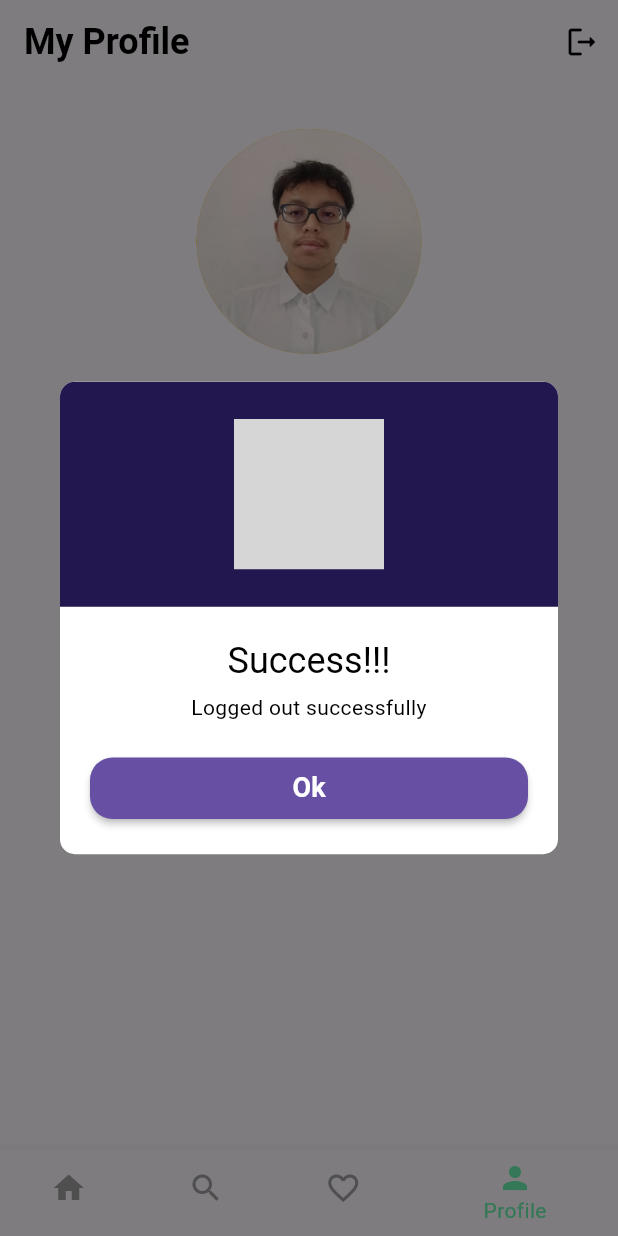
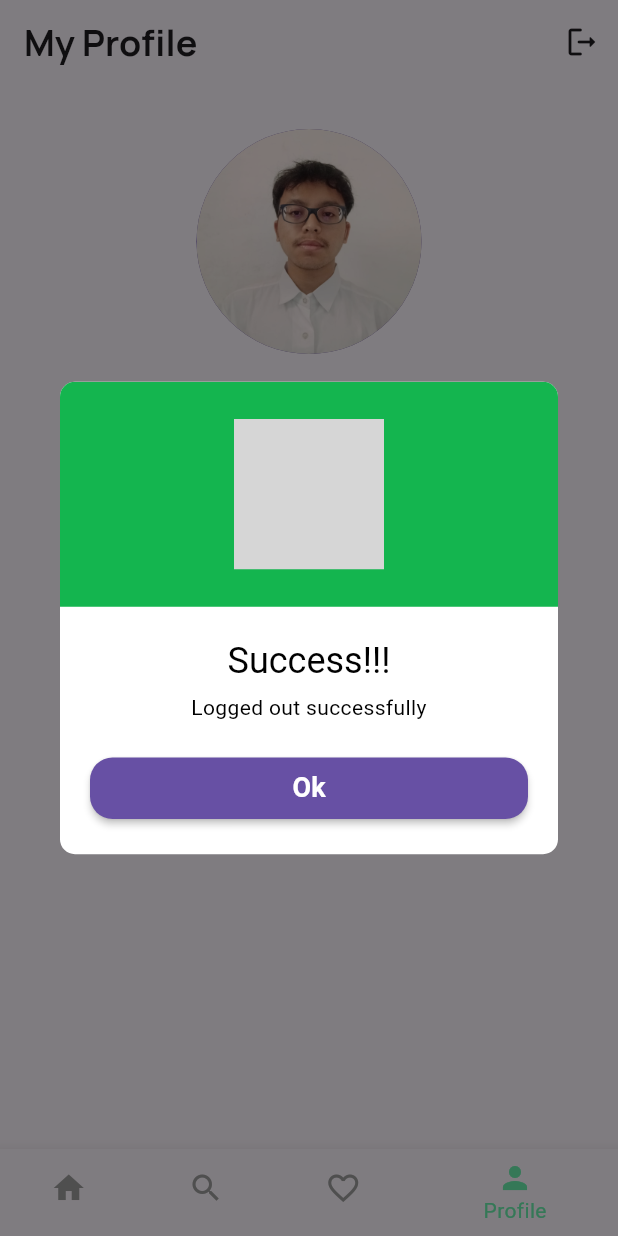
Before and after one commit to Adyatmaa/food-app-new, a Flutter app: the screen it shows once a user with an empty profile is signed in, item 4 of the bottom bar chosen, after a tap on the "logout" icon, on a phone screen of 412 x 824 dp. Run offline on Flutter 3.47's test engine with Material 3 defaults, Android fonts, the phone set to English and light mode, and no system bars; our stand-ins replace cool_alert, firebase_auth, firebase_core, flutter_feather_icons, flutter_local_notifications, google_fonts and 5 more; missing offline and left inert: dart:ffi; accounts and stored records are empty; network calls fail; grey boxes are pictures that could not be loaded.

Commit message:
updating darkmode

```diff
--- a/lib/view/Registration.dart
+++ b/lib/view/Registration.dart
@@ -112,7 +112,7 @@ class _RegistrationPageState extends State<RegistrationPage> {
       appBar: AppBar(
         backgroundColor: Colors.transparent,
         elevation: 0,
-        title: Text('Register',style: GoogleFonts.poppins(fontWeight: FontWeight.w600),),
+        title: Text('Register',style: GoogleFonts.poppins(fontWeight: FontWeight.w600, color: Color.fromARGB(255, 169, 169, 169)),),
       ),
       body: Container(
         // decoration: BoxDecoration(
--- a/lib/view/bookmark_detail.dart
+++ b/lib/view/bookmark_detail.dart
@@ -20,7 +20,7 @@ class DetailMakananBk extends StatelessWidget {
       type: CoolAlertType.success,
       text: message,
       animType: CoolAlertAnimType.slideInUp,
-      backgroundColor: Color.fromARGB(255, 35, 23, 80),
+      backgroundColor: Color.fromARGB(255, 20, 181, 79),
       onConfirmBtnTap: () {
         Navigator.of(context, rootNavigator: true).pop();
         Future.delayed(Duration(milliseconds: 100), () {
--- a/lib/view/home.dart
+++ b/lib/view/home.dart
@@ -46,6 +46,7 @@ class _HomeScreenState extends State<HomeScreen> {
   @override
   Widget build(BuildContext context) {
     final themeNotifier = Provider.of<ThemeNotifier>(context);
+    final isDarkTheme = Theme.of(context).brightness == Brightness.dark;
 
     return Scaffold(
       bottomNavigationBar: BottomNavigationBar(
@@ -166,9 +167,10 @@ class _HomeScreenState extends State<HomeScreen> {
                                       width: MediaQuery.of(context).size.width,
                                       decoration: BoxDecoration(
                                           color: tema
-                                              ? Colors.green.shade200
+                                              ? const Color.fromARGB(
+                                                  255, 111, 196, 114)
                                               : Color.fromARGB(
-                                                  255, 222, 235, 205),
+                                                  255, 255, 255, 255),
                                           borderRadius:
                                               BorderRadius.circular(10),
                                           boxShadow: [
@@ -223,6 +225,9 @@ class _HomeScreenState extends State<HomeScreen> {
                                                             fontSize: 20,
                                                             fontWeight:
                                                                 FontWeight.w600,
+                                                            color: isDarkTheme
+                                                                ? Colors.white
+                                                                : Colors.white,
                                                           ),
                                                           overflow: TextOverflow
                                                               .ellipsis,
@@ -241,6 +246,9 @@ class _HomeScreenState extends State<HomeScreen> {
                                                             fontSize: 10,
                                                             fontWeight:
                                                                 FontWeight.w500,
+                                                            color: isDarkTheme
+                                                                ? Colors.white
+                                                                : Colors.white,
                                                           ),
                                                           overflow: TextOverflow
                                                               .ellipsis,
@@ -313,7 +321,7 @@ Widget banner(BuildContext context) => AspectRatio(
         margin: const EdgeInsets.symmetric(horizontal: 20),
         decoration: BoxDecoration(
             borderRadius: BorderRadius.circular(24),
-            color: const Color(0xfffA7DC63),
+            color: const Color.fromARGB(255, 111, 196, 114),
             boxShadow: [
               BoxShadow(
                 color: Colors.black26,
@@ -364,7 +372,7 @@ Widget banner(BuildContext context) => AspectRatio(
                       child: Text(
                         'Explore',
                         style: GoogleFonts.manrope(
-                            color: const Color(0xfff7CBA2C),
+                            color: Color.fromARGB(255, 9, 130, 54),
                             fontWeight: FontWeight.w800),
                       ),
                     )
--- a/lib/view/login.dart
+++ b/lib/view/login.dart
@@ -60,7 +60,7 @@ class _LoginState extends State<Login> {
       type: CoolAlertType.success,
       text: message,
       animType: CoolAlertAnimType.slideInUp,
-      backgroundColor: Color.fromARGB(255, 35, 23, 80),
+      backgroundColor: Color.fromARGB(255, 20, 181, 79),
       onConfirmBtnTap: () {
         Auth().signInWithEmailAndPassword(
           email: _controllerEmail.text,
--- a/lib/view/profile.dart
+++ b/lib/view/profile.dart
@@ -38,7 +38,7 @@ class _ProfileState extends State<Profile> {
       type: CoolAlertType.success,
       text: message,
       animType: CoolAlertAnimType.slideInUp,
-      backgroundColor: Color.fromARGB(255, 35, 23, 80),
+      backgroundColor: Color.fromARGB(255, 20, 181, 79),
       onConfirmBtnTap: () {
         Auth().signOut();
         // Navigator.of(context, rootNavigator: true).pop();
@@ -58,17 +58,22 @@ class _ProfileState extends State<Profile> {
 
   @override
   Widget build(BuildContext context) {
+    final isDarkTheme = Theme.of(context).brightness == Brightness.dark;
+
     return Scaffold(
       appBar: AppBar(
-        title: const Text(
+        title: Text(
           'My Profile',
-          style: TextStyle(
-              fontSize: 24, color: Colors.black, fontWeight: FontWeight.w700),
+          style: GoogleFonts.manrope(
+            fontSize: 24,
+            color: Theme.of(context).textTheme.headlineSmall?.color,
+            fontWeight: FontWeight.w700,
+          ),
         ),
         actions: [
           IconButton(
             icon: const Icon(Icons.logout_rounded),
-            color: Colors.black,
+            color: Theme.of(context).textTheme.headlineSmall?.color,
             onPressed: () {
               showAlert(context, 'Logged out successfully');
               // Auth().signOut();
@@ -79,7 +84,7 @@ class _ProfileState extends State<Profile> {
             },
           )
         ],
-        backgroundColor: Colors.white10,
+        backgroundColor: Theme.of(context).scaffoldBackgroundColor,
         elevation: 0,
       ),
       bottomNavigationBar: BottomNavigationBar(
@@ -148,7 +153,7 @@ class _ProfileState extends State<Profile> {
                   width: 150,
                   clipBehavior: Clip.antiAlias,
                   decoration: BoxDecoration(
-                      color: Colors.amber,
+                      color: Theme.of(context).colorScheme.primary,
                       borderRadius: BorderRadius.circular(150)),
                   child: _image != null
                       ? Image.file(_image!)
@@ -169,6 +174,7 @@ class _ProfileState extends State<Profile> {
                 style: GoogleFonts.manrope(
                   fontSize: 16,
                   fontWeight: FontWeight.w600,
+                  color: Theme.of(context).textTheme.bodyLarge?.color,
                 ),
               ),
             ),
@@ -179,7 +185,7 @@ class _ProfileState extends State<Profile> {
               height: 1,
               margin: EdgeInsets.only(bottom: 8),
               width: double.infinity,
-              color: Colors.grey,
+              color: Theme.of(context).dividerColor,
             ),
             const SizedBox(
               height: 12,
@@ -191,16 +197,17 @@ class _ProfileState extends State<Profile> {
                     style: TextStyle(
                         fontSize: 20,
                         fontWeight: FontWeight.w700,
-                        color: Color.fromARGB(255, 23, 25, 28))),
+                        color: Theme.of(context).textTheme.headlineSmall?.color)),
                 SizedBox(
                   height: 20,
                 ),
                 Container(
-                  child: const Row(
+                  child: Row(
                     children: [
                       Icon(
                         Icons.person,
                         size: 20,
+                        color: Theme.of(context).iconTheme.color,
                       ),
                       SizedBox(
                         width: 16,
@@ -209,7 +216,7 @@ class _ProfileState extends State<Profile> {
                           style: TextStyle(
                               fontSize: 16,
                               fontWeight: FontWeight.w500,
-                              color: Color.fromARGB(255, 23, 25, 28)))
+                              color: Theme.of(context).textTheme.bodyLarge?.color,))
                     ],
                   ),
                 ),
@@ -217,7 +224,7 @@ class _ProfileState extends State<Profile> {
                   height: 16,
                 ),
                 Container(
-                  child: const Row(
+                  child: Row(
                     children: [
                       Icon(
                         Icons.badge,
@@ -230,7 +237,7 @@ class _ProfileState extends State<Profile> {
                           style: TextStyle(
                               fontSize: 16,
                               fontWeight: FontWeight.w500,
-                              color: Color.fromARGB(255, 23, 25, 28)))
+                              color: Theme.of(context).textTheme.bodyLarge?.color))
                     ],
                   ),
                 ),
@@ -238,7 +245,7 @@ class _ProfileState extends State<Profile> {
                   height: 16,
                 ),
                 Container(
-                  child: const Row(
+                  child: Row(
                     children: [
                       Icon(
                         Icons.location_on,
@@ -251,7 +258,7 @@ class _ProfileState extends State<Profile> {
                           style: TextStyle(
                               fontSize: 16,
                               fontWeight: FontWeight.w500,
-                              color: Color.fromARGB(255, 23, 25, 28)))
+                              color: Theme.of(context).textTheme.bodyLarge?.color,))
                     ],
                   ),
                 ),
```
Also changed, not shown: lib/view/bookmark.dart (+15 -18 lines), lib/view/categories.dart (+26 -12 lines), lib/view/search.dart (+23 -27 lines).
